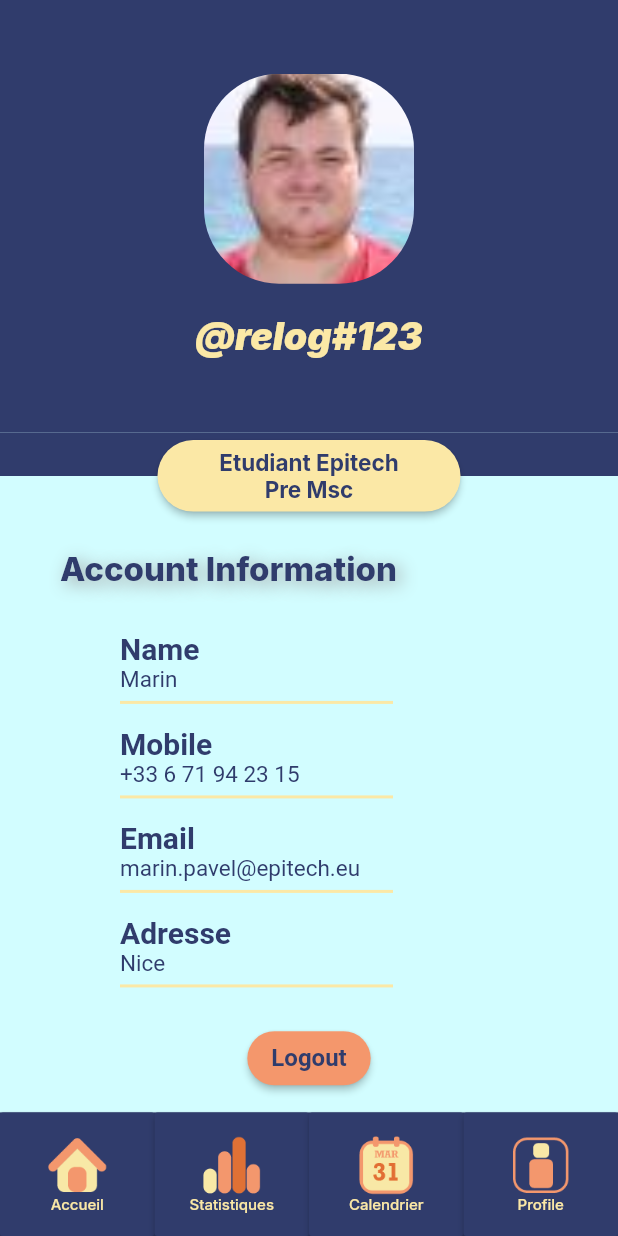
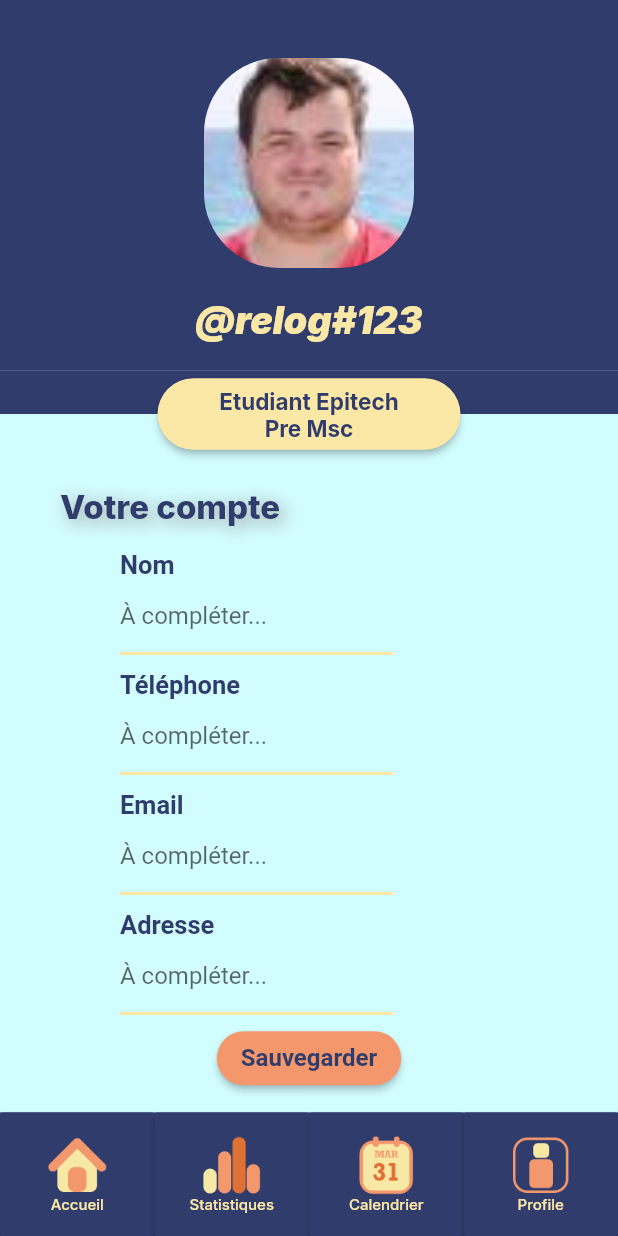
Before and after one commit to Necrelox/AR-U-Here, a Flutter app: the Profile screen opened directly, on a phone screen of 412 x 824 dp. Run offline on Flutter 3.47's test engine with Material 2 defaults, Android fonts, the phone set to English and light mode, and no system bars; our stand-ins replace datetime_picker_formfield, file_picker, font_awesome_flutter, google_fonts, table_calendar.

Commit message:
Finish profile page and init api

```diff
--- a/App/lib/api/api.dart
+++ b/App/lib/api/api.dart
@@ -1,6 +1,6 @@
 import 'package:http/http.dart' as http;
 
-var ip = 'http://10.0.2.2:3002';
+var ip = 'http://127.0.0.1:3002';
 
 Future<http.Response> post_register(
     String url, String mail, String pwd, String school) async {
@@ -16,3 +16,14 @@ Future<http.Response> post_login(String url, String mail, String pwd) async {
       await http.post(uri, body: {'username': mail, 'password': pwd});
   return response;
 }
+
+Future<http.Response> get_user() async {
+  String token = "jidosvhdif";
+  var uri = Uri.parse('$ip/user/me/');
+  var response = await http.get(uri, headers: {
+    'Content-Type': 'application/json',
+    'Accept': 'application/json',
+    'Authorization': 'Token $token'
+  });
+  return response;
+}
--- a/App/lib/dashboard/profile.dart
+++ b/App/lib/dashboard/profile.dart
@@ -3,6 +3,7 @@ import 'package:google_fonts/google_fonts.dart';
 import '../animation.dart';
 import '../components/navbar.dart';
 import '../animation.dart';
+import '../api/api.dart';
 
 class Profile extends StatefulWidget {
   const Profile({Key? key}) : super(key: key);
@@ -19,7 +20,7 @@ Widget label(String textLabel) {
     child: Text(textLabel,
         textAlign: TextAlign.left,
         style: const TextStyle(
-          fontSize: 20,
+          fontSize: 17,
           color: Color(0XFF303C6C),
           fontWeight: FontWeight.w700,
         )),
@@ -29,8 +30,6 @@ Widget label(String textLabel) {
 Widget input(String textInput) {
   return Container(
     width: double.infinity,
-    margin: const EdgeInsets.only(bottom: 5),
-    padding: const EdgeInsets.only(bottom: 5),
     decoration: const BoxDecoration(
         border: Border(
       bottom: BorderSide(
@@ -38,13 +37,17 @@ Widget input(String textInput) {
         width: 2,
       ),
     )),
-    child: Text(textInput,
-        textAlign: TextAlign.left,
-        style: const TextStyle(
-          fontSize: 15,
-          color: Color(0XFF303C6C),
-          fontWeight: FontWeight.w400,
-        )),
+    child: const TextField(
+      keyboardType: TextInputType.multiline,
+      textInputAction: TextInputAction.newline,
+      decoration: InputDecoration(
+          border: InputBorder.none,
+          focusedBorder: InputBorder.none,
+          enabledBorder: InputBorder.none,
+          errorBorder: InputBorder.none,
+          disabledBorder: InputBorder.none,
+          hintText: "À compléter..."),
+    ),
   );
 }
 
@@ -59,7 +62,7 @@ class _ProfileState extends State<Profile> {
           children: <Widget>[
             Container(
                 width: double.infinity,
-                height: MediaQuery.of(context).size.height * 0.35,
+                height: MediaQuery.of(context).size.height * 0.30,
                 color: const Color(0XFF303C6C),
                 child: ClipRRect(
                   borderRadius: BorderRadius.circular(20), // Image border
@@ -69,6 +72,7 @@ class _ProfileState extends State<Profile> {
                       DelayAnimation(
                         delay: 500,
                         child: Container(
+                            padding: const EdgeInsets.only(top: 20),
                             width: double.infinity,
                             alignment: Alignment.center,
                             child: ClipRRect(
@@ -161,7 +165,7 @@ class _ProfileState extends State<Profile> {
                   textAlign: TextAlign.center,
                   text: TextSpan(children: <TextSpan>[
                     TextSpan(
-                        text: "Account Information",
+                        text: "Votre compte",
                         style: GoogleFonts.inter(
                           shadows: <Shadow>[
                             const Shadow(
@@ -182,15 +186,15 @@ class _ProfileState extends State<Profile> {
               delay: 500,
               child: Container(
                 width: double.infinity,
-                height: MediaQuery.of(context).size.height * 0.35,
+                height: MediaQuery.of(context).size.height * 0.40,
                 margin: const EdgeInsets.fromLTRB(80, 0, 150, 0),
                 alignment: Alignment.center,
                 child: Column(
                   mainAxisAlignment: MainAxisAlignment.center,
                   children: <Widget>[
-                    label('Name'),
+                    label('Nom'),
                     input('Marin'),
-                    label('Mobile'),
+                    label('Téléphone'),
                     input('+33 6 71 94 23 15'),
                     label('Email'),
                     input('marin.pavel@epitech.eu'),
@@ -216,8 +220,11 @@ class _ProfileState extends State<Profile> {
                                 RoundedRectangleBorder(
                           borderRadius: BorderRadius.circular(18.0),
                         ))),
-                    onPressed: () => {},
-                    child: const Text("Logout",
+                    onPressed: () async {
+                      var response = await get_user();
+                      print(response);
+                    },
+                    child: const Text("Sauvegarder",
                         style: TextStyle(
                           fontSize: 16,
                           fontWeight: FontWeight.w700,
--- a/App/lib/welcome_page.dart
+++ b/App/lib/welcome_page.dart
@@ -3,6 +3,7 @@ import 'package:google_fonts/google_fonts.dart';
 import 'animation.dart';
 import 'Registration/login.dart';
 import './didactiel/didactiel1.dart';
+import './dashboard/profile.dart';
 
 class WelcomePage extends StatelessWidget {
   const WelcomePage({Key? key}) : super(key: key);
```
